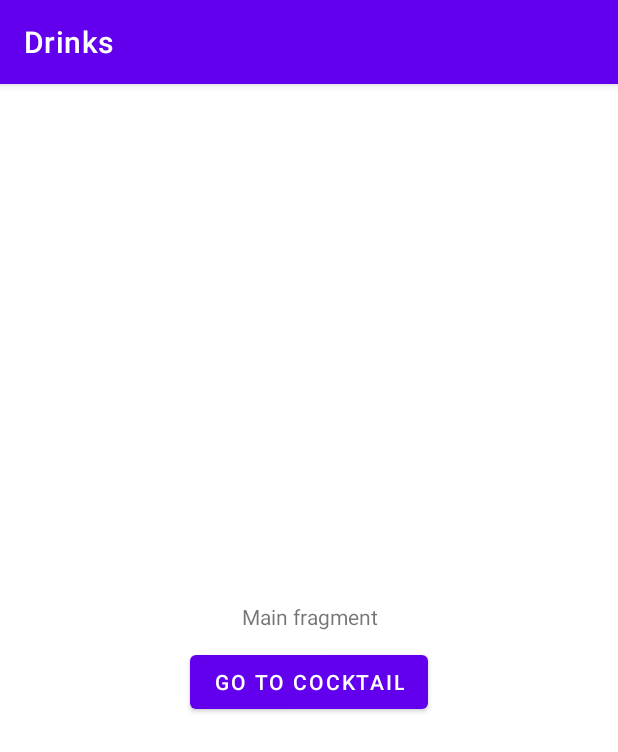
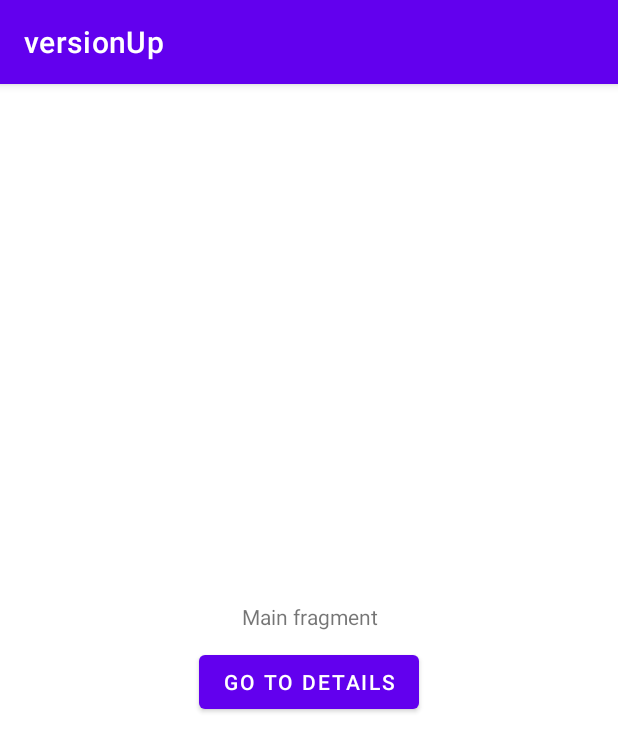
Before and after one commit to liviolopez/versionUp, an Android app: the screen it shows after launch (MainActivity), on a phone screen of 412 x 824 dp. Shown: the top 752 px of the screen. Run offline under Robolectric (Android 15) with nearby library versions, the light colour scheme and no system bars; our stand-ins replace navigation-ui.

Commit message:
changed project object, name, idea

```diff
--- a/app/build.gradle.kts
+++ b/app/build.gradle.kts
@@ -17,7 +17,7 @@ android {
     }
 
     defaultConfig {
-        applicationId = "dev.all4.drinks"
+        applicationId = "dev.all4.versionUp"
         minSdkVersion(Sdk.min)
         targetSdkVersion(Sdk.target)
 
--- a/app/src/main/AndroidManifest.xml
+++ b/app/src/main/AndroidManifest.xml
@@ -9,7 +9,7 @@
         android:roundIcon="@mipmap/ic_launcher_round"
         android:supportsRtl="true"
         android:theme="@style/Theme.All4dev">
-        <activity android:name="dev.all4.drinks.MainActivity">
+        <activity android:name="dev.all4.versionUp.MainActivity">
             <intent-filter>
                 <action android:name="android.intent.action.MAIN" />
 
--- a/app/src/main/java/dev/all4/drinks/MainActivity.kt
+++ b/app/src/main/java/dev/all4/versionUp/MainActivity.kt
@@ -1,4 +1,4 @@
-package dev.all4.drinks
+package dev.all4.versionUp
 
 import androidx.appcompat.app.AppCompatActivity
 import android.os.Bundle
--- a/app/src/main/java/dev/all4/drinks/ui/CocktailFragment.kt
+++ b/app/src/main/java/dev/all4/versionUp/ui/DetailsFragment.kt
@@ -1,4 +1,4 @@
-package dev.all4.drinks.ui
+package dev.all4.versionUp.ui
 
 import android.os.Bundle
 import androidx.fragment.app.Fragment
@@ -7,7 +7,7 @@ import android.view.View
 import android.view.ViewGroup
 import dev.all4.all4dev.R
 
-class CocktailFragment : Fragment() {
+class DetailsFragment : Fragment() {
     override fun onCreate(savedInstanceState: Bundle?) {
         super.onCreate(savedInstanceState)
     }
@@ -17,6 +17,6 @@ class CocktailFragment : Fragment() {
         savedInstanceState: Bundle?
     ): View? {
         // Inflate the layout for this fragment
-        return inflater.inflate(R.layout.fragment_cocktail, container, false)
+        return inflater.inflate(R.layout.fragment_details, container, false)
     }
 }
--- a/app/src/main/java/dev/all4/drinks/ui/MainFragment.kt
+++ b/app/src/main/java/dev/all4/versionUp/ui/MainFragment.kt
@@ -1,4 +1,4 @@
-package dev.all4.drinks.ui
+package dev.all4.versionUp.ui
 
 import android.os.Bundle
 import androidx.fragment.app.Fragment
@@ -25,8 +25,8 @@ class MainFragment : Fragment() {
     override fun onViewCreated(view: View, savedInstanceState: Bundle?) {
         super.onViewCreated(view, savedInstanceState)
 
-        btn_cocktail.setOnClickListener {
-            findNavController().navigate(R.id.cocktailFragment)
+        btn_details.setOnClickListener {
+            findNavController().navigate(R.id.detailsFragment)
         }
     }
 }
--- a/app/src/main/res/layout/activity_main.xml
+++ b/app/src/main/res/layout/activity_main.xml
@@ -5,7 +5,7 @@
     xmlns:tools="http://schemas.android.com/tools"
     android:layout_width="match_parent"
     android:layout_height="match_parent"
-    tools:context="dev.all4.drinks.MainActivity">
+    tools:context="dev.all4.versionUp.MainActivity">
 
     <fragment
         android:id="@+id/nav_host_fragment"
--- a/app/src/main/res/layout/fragment_cocktail.xml
+++ b/app/src/main/res/layout/fragment_details.xml
@@ -2,7 +2,7 @@
     xmlns:tools="http://schemas.android.com/tools"
     android:layout_width="match_parent"
     android:layout_height="match_parent"
-    tools:context="dev.all4.drinks.ui.CocktailFragment">
+    tools:context="dev.all4.versionUp.ui.DetailsFragment">
 
     <!-- TODO: Update blank fragment layout -->
     <TextView
--- a/app/src/main/res/layout/fragment_main.xml
+++ b/app/src/main/res/layout/fragment_main.xml
@@ -1,6 +1,6 @@
 <LinearLayout xmlns:android="http://schemas.android.com/apk/res/android"
     xmlns:tools="http://schemas.android.com/tools"
-    tools:context="dev.all4.drinks.ui.MainFragment"
+    tools:context="dev.all4.versionUp.ui.MainFragment"
     android:layout_width="match_parent"
     android:layout_height="match_parent"
     android:orientation="vertical"
@@ -13,10 +13,10 @@
         android:gravity="center"/>
 
     <Button
-        android:id="@+id/btn_cocktail"
+        android:id="@+id/btn_details"
         android:layout_width="wrap_content"
         android:layout_height="wrap_content"
         android:layout_marginTop="10dp"
-        android:text="go to cocktail"/>
+        android:text="go to details"/>
 
 </LinearLayout>
--- a/app/src/main/res/navigation/nav_graph.xml
+++ b/app/src/main/res/navigation/nav_graph.xml
@@ -7,16 +7,16 @@
 
     <fragment
         android:id="@+id/mainFragment"
-        android:name="dev.all4.drinks.ui.MainFragment"
-        android:label="Drinks"
+        android:name="dev.all4.versionUp.ui.MainFragment"
+        android:label="versionUp"
         tools:layout="@layout/fragment_main">
         <action
-            android:id="@+id/action_mainFragment_to_cocktailFragment"
-            app:destination="@id/cocktailFragment" />
+            android:id="@+id/action_mainFragment_to_detailsFragment"
+            app:destination="@id/detailsFragment" />
     </fragment>
     <fragment
-        android:id="@+id/cocktailFragment"
-        android:name="dev.all4.drinks.ui.CocktailFragment"
-        android:label="Cocktail"
-        tools:layout="@layout/fragment_cocktail" />
+        android:id="@+id/detailsFragment"
+        android:name="dev.all4.versionUp.ui.DetailsFragment"
+        android:label="Details"
+        tools:layout="@layout/fragment_details" />
 </navigation>
--- a/app/src/main/res/values/strings.xml
+++ b/app/src/main/res/values/strings.xml
@@ -1,5 +1,5 @@
 <resources>
-    <string name="app_name">Drinks</string>
+    <string name="app_name">Version Up</string>
     <!-- TODO: Remove or change this placeholder text -->
     <string name="hello_blank_fragment">Hello blank fragment</string>
 </resources>
--- a/settings.gradle.kts
+++ b/settings.gradle.kts
@@ -1,2 +1,2 @@
-rootProject.name = "Drinks"
+rootProject.name = "VersionUp"
 include("app")
```
